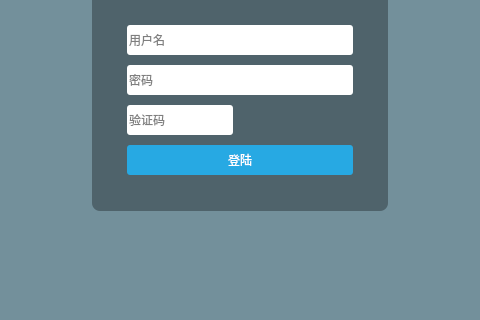
First picture: the form in LoginDlg.ui, repository hero1356/xiedao_frontgui, before the edit; both pictures show x 167 to 647 and y 142 to 462 of the 814 by 594 pixel window.
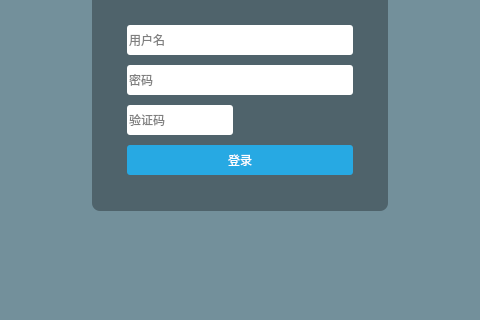
Second picture: the form after the edit. Icons and pictures are not drawn.

```diff
--- a/LoginDlg.ui
+++ b/LoginDlg.ui
@@ -342,7 +342,7 @@
              </size>
             </property>
             <property name="text">
-             <string>登陆</string>
+             <string>登录</string>
             </property>
            </widget>
           </item>
```
